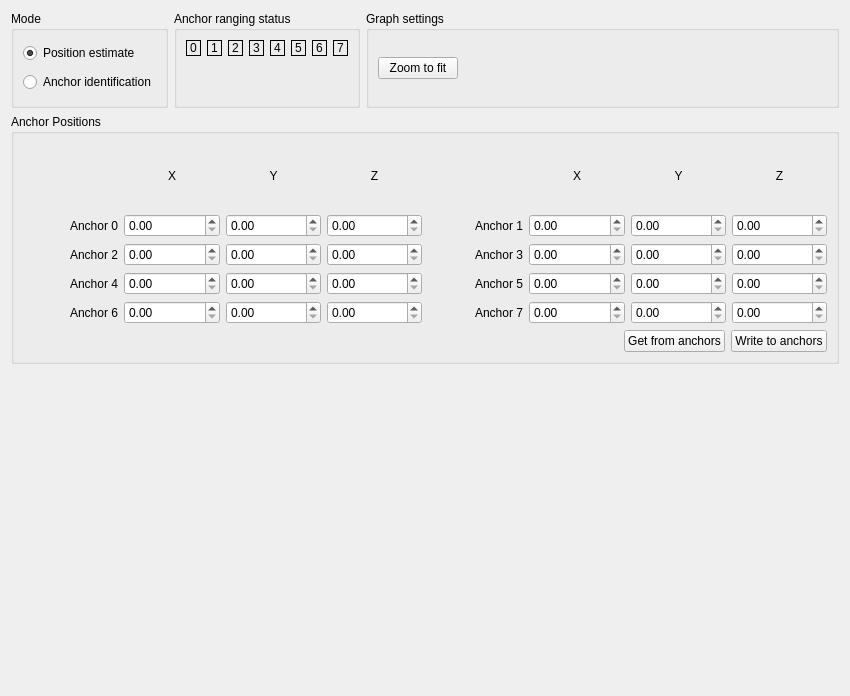
Qt form src/cfclient/ui/tabs/locopositioning_tab.ui (bitcraze/crazyflie-clients-python) before a commit.
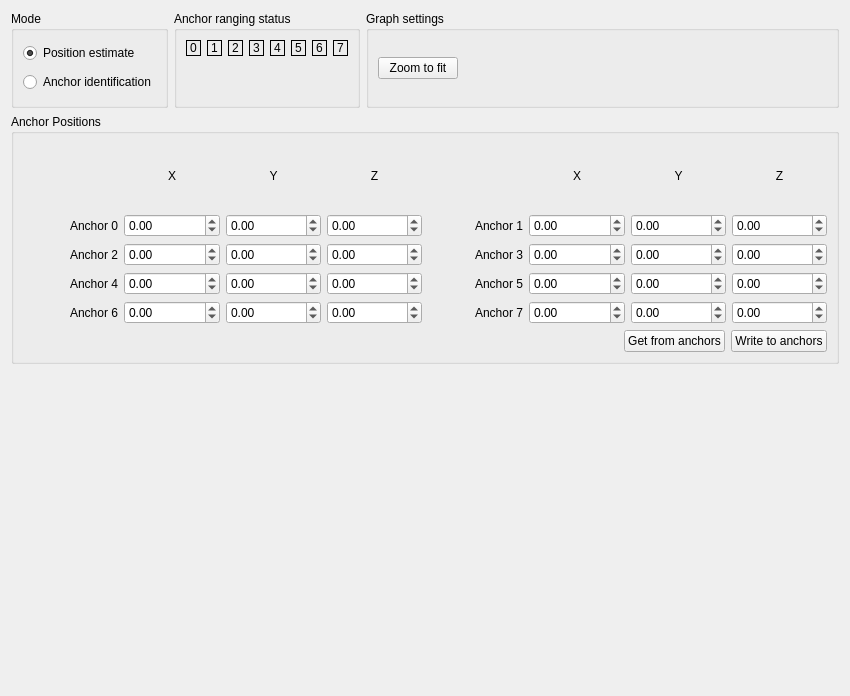
The same form after that commit.

Commit message: Enable negative values in anchor position spin boxes in the Loco Positioning tab. Closes #312

What changed in the file:
```diff
--- a/src/cfclient/ui/tabs/locopositioning_tab.ui
+++ b/src/cfclient/ui/tabs/locopositioning_tab.ui
@@ -231,13 +231,25 @@
                  </widget>
                 </item>
                 <item row="1" column="2">
-                 <widget class="QDoubleSpinBox" name="spin_a0y"/>
+                 <widget class="QDoubleSpinBox" name="spin_a0y">
+                  <property name="minimum">
+                   <double>-99.000000000000000</double>
+                  </property>
+                 </widget>
                 </item>
                 <item row="1" column="3">
-                 <widget class="QDoubleSpinBox" name="spin_a0z"/>
+                 <widget class="QDoubleSpinBox" name="spin_a0z">
+                  <property name="minimum">
+                   <double>-99.000000000000000</double>
+                  </property>
+                 </widget>
                 </item>
                 <item row="1" column="1">
-                 <widget class="QDoubleSpinBox" name="spin_a0x"/>
+                 <widget class="QDoubleSpinBox" name="spin_a0x">
+                  <property name="minimum">
+                   <double>-99.000000000000000</double>
+                  </property>
+                 </widget>
                 </item>
                 <item row="0" column="1">
                  <widget class="QLabel" name="label">
@@ -278,7 +290,11 @@
               <item>
                <layout class="QGridLayout" name="gridLayout_5">
                 <item row="1" column="2">
-                 <widget class="QDoubleSpinBox" name="spin_a1y"/>
+                 <widget class="QDoubleSpinBox" name="spin_a1y">
+                  <property name="minimum">
+                   <double>-99.000000000000000</double>
+                  </property>
+                 </widget>
                 </item>
                 <item row="1" column="0">
                  <widget class="QLabel" name="labela1">
@@ -291,10 +307,18 @@
                  </widget>
                 </item>
                 <item row="1" column="1">
-                 <widget class="QDoubleSpinBox" name="spin_a1x"/>
+                 <widget class="QDoubleSpinBox" name="spin_a1x">
+                  <property name="minimum">
+                   <double>-99.000000000000000</double>
+                  </property>
+                 </widget>
                 </item>
                 <item row="1" column="3">
-                 <widget class="QDoubleSpinBox" name="spin_a1z"/>
+                 <widget class="QDoubleSpinBox" name="spin_a1z">
+                  <property name="minimum">
+                   <double>-99.000000000000000</double>
+                  </property>
+                 </widget>
                 </item>
                 <item row="0" column="1">
                  <widget class="QLabel" name="label_4">
@@ -347,13 +371,25 @@
                </widget>
               </item>
               <item>
-               <widget class="QDoubleSpinBox" name="spin_a2x"/>
+               <widget class="QDoubleSpinBox" name="spin_a2x">
+                <property name="minimum">
+                 <double>-99.000000000000000</double>
+                </property>
+               </widget>
               </item>
               <item>
-               <widget class="QDoubleSpinBox" name="spin_a2y"/>
+               <widget class="QDoubleSpinBox" name="spin_a2y">
+                <property name="minimum">
+                 <double>-99.000000000000000</double>
+                </property>
+               </widget>
               </item>
               <item>
-               <widget class="QDoubleSpinBox" name="spin_a2z"/>
+               <widget class="QDoubleSpinBox" name="spin_a2z">
+                <property name="minimum">
+                 <double>-99.000000000000000</double>
+                </property>
+               </widget>
               </item>
              </layout>
             </item>
@@ -370,13 +406,25 @@
                </widget>
               </item>
               <item>
-               <widget class="QDoubleSpinBox" name="spin_a3x"/>
+               <widget class="QDoubleSpinBox" name="spin_a3x">
+                <property name="minimum">
+                 <double>-99.000000000000000</double>
+                </property>
+               </widget>
               </item>
               <item>
-               <widget class="QDoubleSpinBox" name="spin_a3y"/>
+               <widget class="QDoubleSpinBox" name="spin_a3y">
+                <property name="minimum">
+                 <double>-99.000000000000000</double>
+                </property>
+               </widget>
               </item>
               <item>
-               <widget class="QDoubleSpinBox" name="spin_a3z"/>
+               <widget class="QDoubleSpinBox" name="spin_a3z">
+                <property name="minimum">
+                 <double>-99.000000000000000</double>
+                </property>
+               </widget>
               </item>
              </layout>
             </item>
@@ -397,13 +445,25 @@
                </widget>
               </item>
               <item>
-               <widget class="QDoubleSpinBox" name="spin_a4x"/>
+               <widget class="QDoubleSpinBox" name="spin_a4x">
+                <property name="minimum">
+                 <double>-99.000000000000000</double>
+                </property>
+               </widget>
               </item>
               <item>
-               <widget class="QDoubleSpinBox" name="spin_a4y"/>
+               <widget class="QDoubleSpinBox" name="spin_a4y">
+                <property name="minimum">
+                 <double>-99.000000000000000</double>
+                </property>
+               </widget>
               </item>
               <item>
-               <widget class="QDoubleSpinBox" name="spin_a4z"/>
+               <widget class="QDoubleSpinBox" name="spin_a4z">
+                <property name="minimum">
+                 <double>-99.000000000000000</double>
+                </property>
+               </widget>
               </item>
              </layout>
             </item>
@@ -420,13 +480,25 @@
                </widget>
               </item>
               <item>
-               <widget class="QDoubleSpinBox" name="spin_a5x"/>
+               <widget class="QDoubleSpinBox" name="spin_a5x">
+                <property name="minimum">
+                 <double>-99.000000000000000</double>
+                </property>
+               </widget>
               </item>
               <item>
-               <widget class="QDoubleSpinBox" name="spin_a5y"/>
+               <widget class="QDoubleSpinBox" name="spin_a5y">
+                <property name="minimum">
+                 <double>-99.000000000000000</double>
+                </property>
+               </widget>
               </item>
               <item>
-               <widget class="QDoubleSpinBox" name="spin_a5z"/>
+               <widget class="QDoubleSpinBox" name="spin_a5z">
+                <property name="minimum">
+                 <double>-99.000000000000000</double>
+                </property>
+               </widget>
               </item>
              </layout>
             </item>
@@ -447,13 +519,25 @@
                </widget>
               </item>
               <item>
-               <widget class="QDoubleSpinBox" name="spin_a6x"/>
+               <widget class="QDoubleSpinBox" name="spin_a6x">
+                <property name="minimum">
+                 <double>-99.000000000000000</double>
+                </property>
+               </widget>
               </item>
               <item>
-               <widget class="QDoubleSpinBox" name="spin_a6y"/>
+               <widget class="QDoubleSpinBox" name="spin_a6y">
+                <property name="minimum">
+                 <double>-99.000000000000000</double>
+                </property>
+               </widget>
               </item>
               <item>
-               <widget class="QDoubleSpinBox" name="spin_a6z"/>
+               <widget class="QDoubleSpinBox" name="spin_a6z">
+                <property name="minimum">
+                 <double>-99.000000000000000</double>
+                </property>
+               </widget>
               </item>
              </layout>
             </item>
@@ -470,13 +554,25 @@
                </widget>
               </item>
               <item>
-               <widget class="QDoubleSpinBox" name="spin_a7x"/>
+               <widget class="QDoubleSpinBox" name="spin_a7x">
+                <property name="minimum">
+                 <double>-99.000000000000000</double>
+                </property>
+               </widget>
               </item>
               <item>
-               <widget class="QDoubleSpinBox" name="spin_a7y"/>
+               <widget class="QDoubleSpinBox" name="spin_a7y">
+                <property name="minimum">
+                 <double>-99.000000000000000</double>
+                </property>
+               </widget>
               </item>
               <item>
-               <widget class="QDoubleSpinBox" name="spin_a7z"/>
+               <widget class="QDoubleSpinBox" name="spin_a7z">
+                <property name="minimum">
+                 <double>-99.000000000000000</double>
+                </property>
+               </widget>
               </item>
              </layout>
             </item>
```
